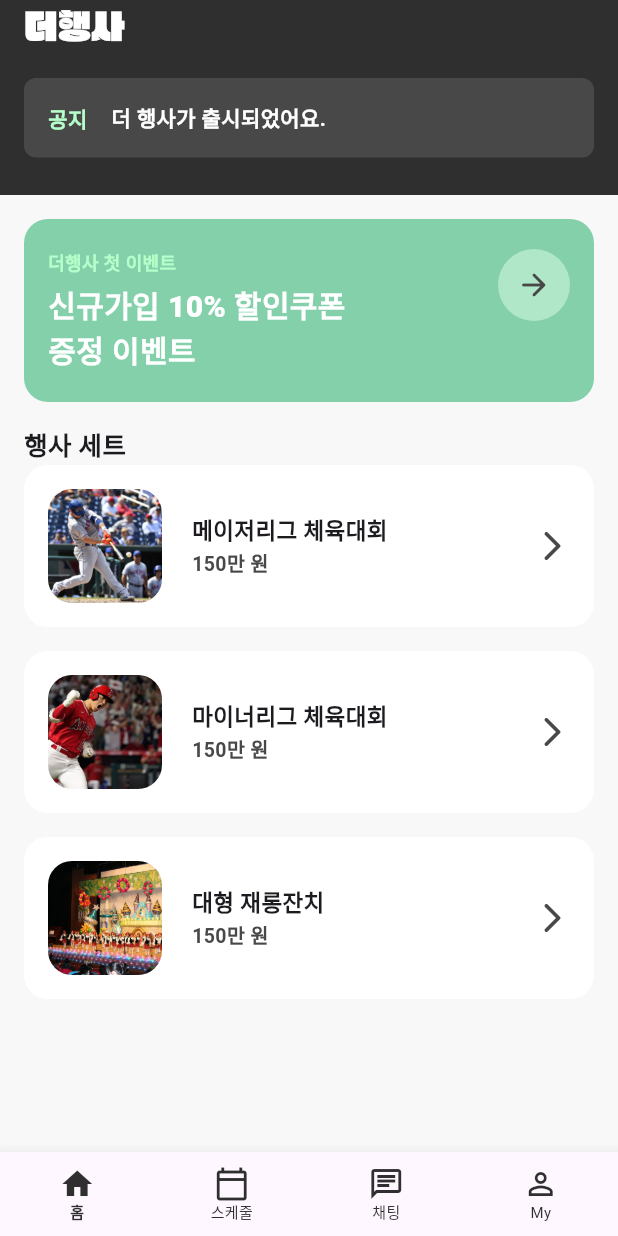
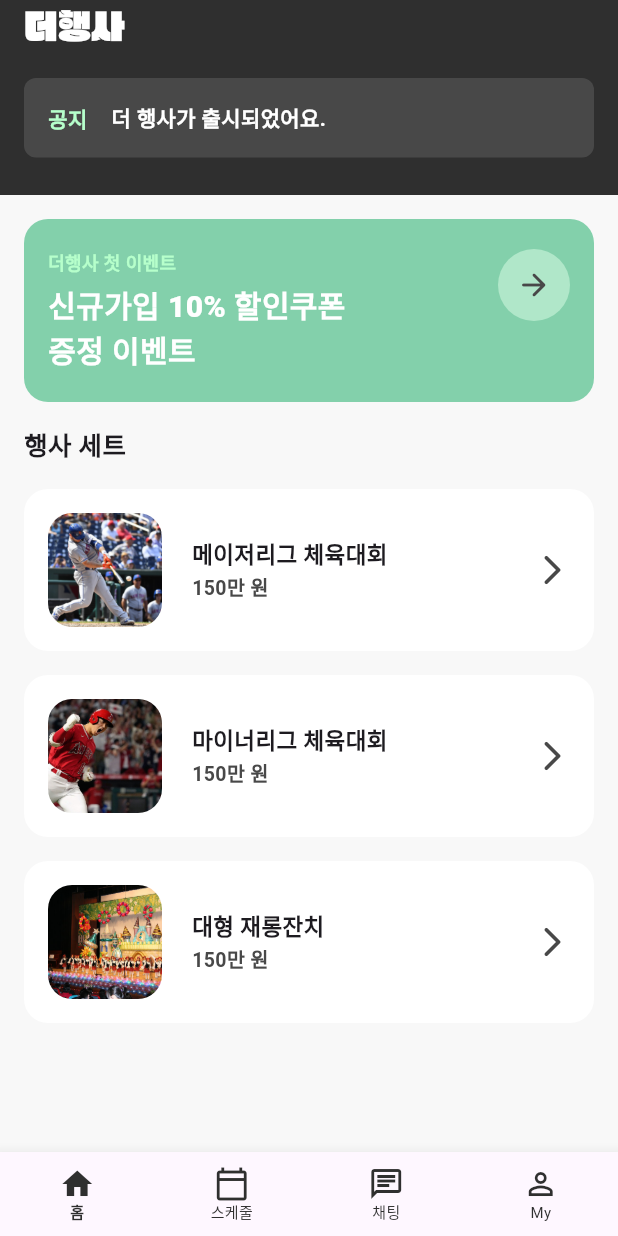
Before and after one commit to nx006/B612-Flutter-UI, a Flutter app: the screen it shows after launch, on a phone screen of 412 x 824 dp. Run offline on Flutter 3.47's test engine with Material 2 defaults, Android fonts, the light colour scheme and no system bars; our stand-ins replace flutter_riverpod, freezed_annotation; generated files the repository leaves out were written again.

Commit message:
feat: Add sizedBox

```diff
--- a/lib/common/view/homepage.dart
+++ b/lib/common/view/homepage.dart
@@ -26,6 +26,9 @@ class HomePage extends StatelessWidget {
                 fontWeight: FontWeight.w800,
               ),
             ),
+            SizedBox(
+              height: 16,
+            ),
             Expanded(
               child: EventListView(),
             ),
```
